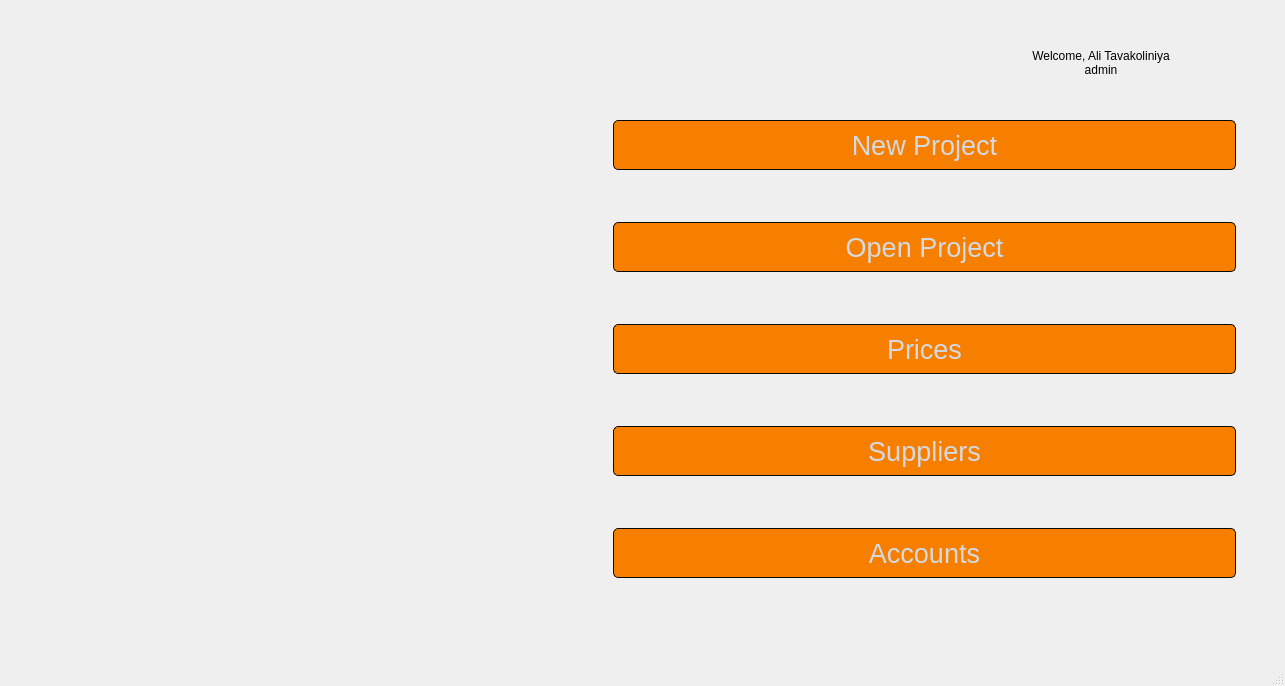
Qt form ui/main.ui (AliTavakoliNiya/GriinPower) before a commit.
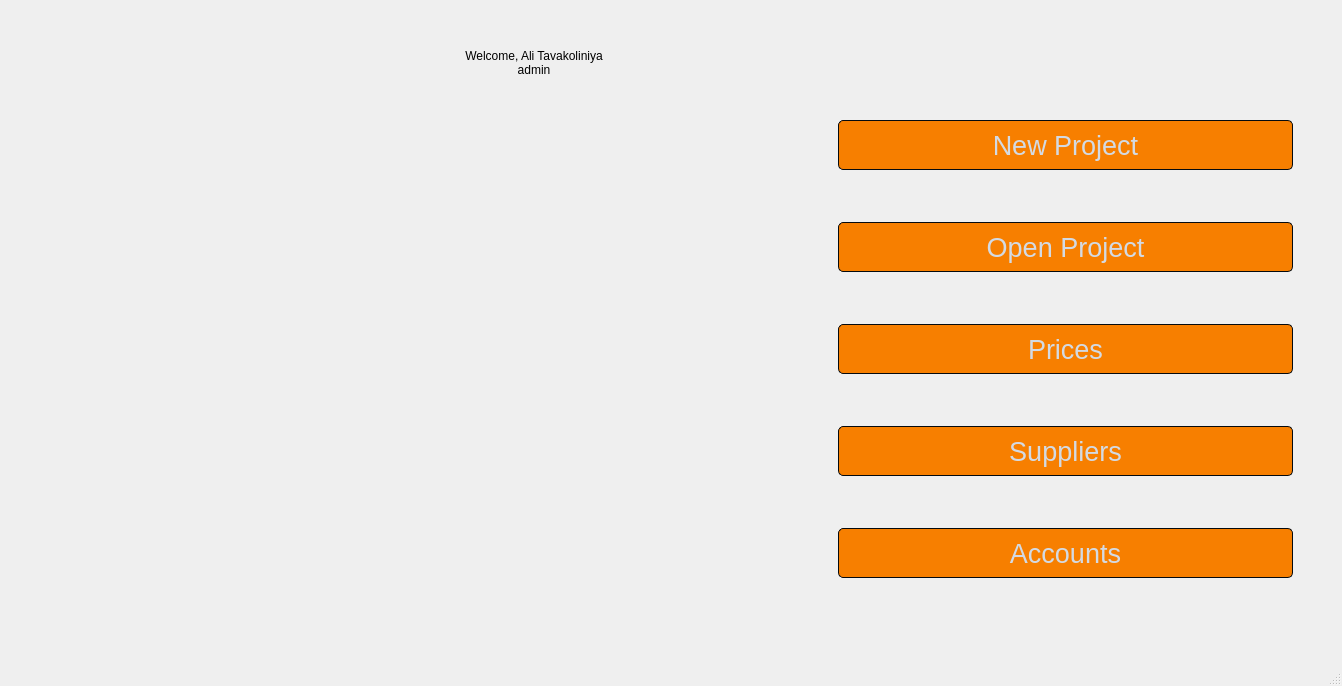
The same form after that commit. Icons and pictures are not drawn.

The edit to the form file:
```diff
--- a/ui/main.ui
+++ b/ui/main.ui
@@ -6,7 +6,7 @@
    <rect>
     <x>0</x>
     <y>0</y>
-    <width>1285</width>
+    <width>1342</width>
     <height>686</height>
    </rect>
   </property>
@@ -18,8 +18,58 @@
   </property>
   <widget class="QWidget" name="centralwidget">
    <layout class="QGridLayout" name="gridLayout">
-    <item row="5" column="3">
-     <spacer name="verticalSpacer_3">
+    <item row="10" column="3" colspan="2">
+     <widget class="QPushButton" name="supplier_btn">
+      <property name="minimumSize">
+       <size>
+        <width>0</width>
+        <height>50</height>
+       </size>
+      </property>
+      <property name="styleSheet">
+       <string notr="true">QPushButton {
+	font-size: 20pt;
+	font-family: &quot;Segoe UI&quot;;
+	border-style: solid;
+	border-color: #050a0e;
+	border-width: 1px;
+	border-radius: 5px;
+	color: #d3dae3;
+	padding: 2px;
+	background-color: #F77F00;
+}
+
+QPushButton:hover {
+	font-size: 20pt;
+	font-family: &quot;Segoe UI&quot;;
+	border-style: solid;
+	border-color: #050a0e;
+	border-width: 1px;
+	border-radius: 5px;
+	color: #d3dae3;
+	padding: 2px;
+	background-color: #1c1f1f;
+}
+QPushButton:pressed {
+	font-size: 20pt;
+	font-family: &quot;Segoe UI&quot;;
+	border-style: solid;
+	border-color: #050a0e;
+	border-width: 1px;
+	border-radius: 5px;
+	color: #d3dae3;
+	padding: 2px;
+	background-color: #2c2f2f;
+}
+</string>
+      </property>
+      <property name="text">
+       <string>Suppliers</string>
+      </property>
+     </widget>
+    </item>
+    <item row="9" column="4">
+     <spacer name="verticalSpacer_8">
       <property name="orientation">
        <enum>Qt::Vertical</enum>
       </property>
@@ -34,7 +84,7 @@
       </property>
      </spacer>
     </item>
-    <item row="8" column="2" colspan="2">
+    <item row="8" column="3" colspan="2">
      <widget class="QPushButton" name="data_entry_btn">
       <property name="minimumSize">
        <size>
@@ -84,7 +134,103 @@
       </property>
      </widget>
     </item>
-    <item row="3" column="3">
+    <item row="2" column="4">
+     <widget class="QLabel" name="label_2">
+      <property name="maximumSize">
+       <size>
+        <width>60</width>
+        <height>60</height>
+       </size>
+      </property>
+      <property name="text">
+       <string/>
+      </property>
+      <property name="pixmap">
+       <pixmap>../assets/user.png</pixmap>
+      </property>
+      <property name="scaledContents">
+       <bool>true</bool>
+      </property>
+     </widget>
+    </item>
+    <item row="5" column="4">
+     <spacer name="verticalSpacer_3">
+      <property name="orientation">
+       <enum>Qt::Vertical</enum>
+      </property>
+      <property name="sizeType">
+       <enum>QSizePolicy::Minimum</enum>
+      </property>
+      <property name="sizeHint" stdset="0">
+       <size>
+        <width>20</width>
+        <height>40</height>
+       </size>
+      </property>
+     </spacer>
+    </item>
+    <item row="13" column="4">
+     <spacer name="verticalSpacer_2">
+      <property name="orientation">
+       <enum>Qt::Vertical</enum>
+      </property>
+      <property name="sizeHint" stdset="0">
+       <size>
+        <width>20</width>
+        <height>40</height>
+       </size>
+      </property>
+     </spacer>
+    </item>
+    <item row="2" column="5">
+     <spacer name="horizontalSpacer">
+      <property name="orientation">
+       <enum>Qt::Horizontal</enum>
+      </property>
+      <property name="sizeType">
+       <enum>QSizePolicy::Minimum</enum>
+      </property>
+      <property name="sizeHint" stdset="0">
+       <size>
+        <width>40</width>
+        <height>20</height>
+       </size>
+      </property>
+     </spacer>
+    </item>
+    <item row="11" column="4">
+     <spacer name="verticalSpacer_5">
+      <property name="orientation">
+       <enum>Qt::Vertical</enum>
+      </property>
+      <property name="sizeType">
+       <enum>QSizePolicy::Minimum</enum>
+      </property>
+      <property name="sizeHint" stdset="0">
+       <size>
+        <width>20</width>
+        <height>40</height>
+       </size>
+      </property>
+     </spacer>
+    </item>
+    <item row="14" column="4">
+     <spacer name="verticalSpacer_7">
+      <property name="orientation">
+       <enum>Qt::Vertical</enum>
+      </property>
+      <property name="sizeType">
+       <enum>QSizePolicy::Minimum</enum>
+      </property>
+      <property name="sizeHint" stdset="0">
+       <size>
+        <width>20</width>
+        <height>40</height>
+       </size>
+      </property>
+     </spacer>
+    </item>
+    <item row="3" column="4">
      <spacer name="verticalSpacer">
       <property name="orientation">
        <enum>Qt::Vertical</enum>
@@ -113,11 +259,11 @@
       </property>
      </spacer>
     </item>
-    <item row="4" column="2" colspan="2">
+    <item row="4" column="3" colspan="2">
      <widget class="QPushButton" name="new_project_btn">
       <property name="minimumSize">
        <size>
-        <width>0</width>
+        <width>200</width>
         <height>50</height>
        </size>
       </property>
@@ -163,39 +309,53 @@
       </property>
      </widget>
     </item>
-    <item row="2" column="2" alignment="Qt::AlignRight">
-     <widget class="QLabel" name="user_details_field">
-      <property name="maximumSize">
+    <item row="12" column="3" colspan="2">
+     <widget class="QPushButton" name="account_btn">
+      <property name="minimumSize">
        <size>
-        <width>150</width>
-        <height>16777215</height>
+        <width>0</width>
+        <height>50</height>
        </size>
       </property>
-      <property name="text">
-       <string>Welcome, Ali Tavakoliniya
-admin</string>
+      <property name="styleSheet">
+       <string notr="true">QPushButton {
+	font-size: 20pt;
+	font-family: &quot;Segoe UI&quot;;
+	border-style: solid;
+	border-color: #050a0e;
+	border-width: 1px;
+	border-radius: 5px;
+	color: #d3dae3;
+	padding: 2px;
+	background-color: #F77F00;
+}
+
+QPushButton:hover {
+	font-size: 20pt;
+	font-family: &quot;Segoe UI&quot;;
+	border-style: solid;
+	border-color: #050a0e;
+	border-width: 1px;
+	border-radius: 5px;
+	color: #d3dae3;
+	padding: 2px;
+	background-color: #1c1f1f;
+}
+QPushButton:pressed {
+	font-size: 20pt;
+	font-family: &quot;Segoe UI&quot;;
+	border-style: solid;
+	border-color: #050a0e;
+	border-width: 1px;
+	border-radius: 5px;
+	color: #d3dae3;
+	padding: 2px;
+	background-color: #2c2f2f;
+}
+</string>
       </property>
-      <property name="alignment">
-       <set>Qt::AlignCenter</set>
-      </property>
-     </widget>
-    </item>
-    <item row="2" column="3">
-     <widget class="QLabel" name="label_2">
-      <property name="maximumSize">
-       <size>
-        <width>60</width>
-        <height>60</height>
-       </size>
-      </property>
       <property name="text">
-       <string/>
-      </property>
-      <property name="pixmap">
-       <pixmap>../assets/user.png</pixmap>
-      </property>
-      <property name="scaledContents">
-       <bool>true</bool>
+       <string>Accounts</string>
       </property>
      </widget>
     </item>
@@ -221,184 +381,7 @@
       </property>
      </widget>
     </item>
-    <item row="12" column="2" colspan="2">
-     <widget class="QPushButton" name="account_btn">
-      <property name="minimumSize">
-       <size>
-        <width>0</width>
-        <height>50</height>
-       </size>
-      </property>
-      <property name="styleSheet">
-       <string notr="true">QPushButton {
-	font-size: 20pt;
-	font-family: &quot;Segoe UI&quot;;
-	border-style: solid;
-	border-color: #050a0e;
-	border-width: 1px;
-	border-radius: 5px;
-	color: #d3dae3;
-	padding: 2px;
-	background-color: #F77F00;
-}
-
-QPushButton:hover {
-	font-size: 20pt;
-	font-family: &quot;Segoe UI&quot;;
-	border-style: solid;
-	border-color: #050a0e;
-	border-width: 1px;
-	border-radius: 5px;
-	color: #d3dae3;
-	padding: 2px;
-	background-color: #1c1f1f;
-}
-QPushButton:pressed {
-	font-size: 20pt;
-	font-family: &quot;Segoe UI&quot;;
-	border-style: solid;
-	border-color: #050a0e;
-	border-width: 1px;
-	border-radius: 5px;
-	color: #d3dae3;
-	padding: 2px;
-	background-color: #2c2f2f;
-}
-</string>
-      </property>
-      <property name="text">
-       <string>Accounts</string>
-      </property>
-     </widget>
-    </item>
-    <item row="10" column="2" colspan="2">
-     <widget class="QPushButton" name="supplier_btn">
-      <property name="minimumSize">
-       <size>
-        <width>0</width>
-        <height>50</height>
-       </size>
-      </property>
-      <property name="styleSheet">
-       <string notr="true">QPushButton {
-	font-size: 20pt;
-	font-family: &quot;Segoe UI&quot;;
-	border-style: solid;
-	border-color: #050a0e;
-	border-width: 1px;
-	border-radius: 5px;
-	color: #d3dae3;
-	padding: 2px;
-	background-color: #F77F00;
-}
-
-QPushButton:hover {
-	font-size: 20pt;
-	font-family: &quot;Segoe UI&quot;;
-	border-style: solid;
-	border-color: #050a0e;
-	border-width: 1px;
-	border-radius: 5px;
-	color: #d3dae3;
-	padding: 2px;
-	background-color: #1c1f1f;
-}
-QPushButton:pressed {
-	font-size: 20pt;
-	font-family: &quot;Segoe UI&quot;;
-	border-style: solid;
-	border-color: #050a0e;
-	border-width: 1px;
-	border-radius: 5px;
-	color: #d3dae3;
-	padding: 2px;
-	background-color: #2c2f2f;
-}
-</string>
-      </property>
-      <property name="text">
-       <string>Suppliers</string>
-      </property>
-     </widget>
-    </item>
-    <item row="14" column="3">
-     <spacer name="verticalSpacer_7">
-      <property name="orientation">
-       <enum>Qt::Vertical</enum>
-      </property>
-      <property name="sizeType">
-       <enum>QSizePolicy::Minimum</enum>
-      </property>
-      <property name="sizeHint" stdset="0">
-       <size>
-        <width>20</width>
-        <height>40</height>
-       </size>
-      </property>
-     </spacer>
-    </item>
-    <item row="1" column="2">
-     <spacer name="verticalSpacer_6">
-      <property name="orientation">
-       <enum>Qt::Vertical</enum>
-      </property>
-      <property name="sizeType">
-       <enum>QSizePolicy::Minimum</enum>
-      </property>
-      <property name="sizeHint" stdset="0">
-       <size>
-        <width>20</width>
-        <height>40</height>
-       </size>
-      </property>
-     </spacer>
-    </item>
-    <item row="7" column="3">
-     <spacer name="verticalSpacer_4">
-      <property name="orientation">
-       <enum>Qt::Vertical</enum>
-      </property>
-      <property name="sizeType">
-       <enum>QSizePolicy::Minimum</enum>
-      </property>
-      <property name="sizeHint" stdset="0">
-       <size>
-        <width>20</width>
-        <height>40</height>
-       </size>
-      </property>
-     </spacer>
-    </item>
-    <item row="11" column="3">
-     <spacer name="verticalSpacer_5">
-      <property name="orientation">
-       <enum>Qt::Vertical</enum>
-      </property>
-      <property name="sizeType">
-       <enum>QSizePolicy::Minimum</enum>
-      </property>
-      <property name="sizeHint" stdset="0">
-       <size>
-        <width>20</width>
-        <height>40</height>
-       </size>
-      </property>
-     </spacer>
-    </item>
-    <item row="13" column="3">
-     <spacer name="verticalSpacer_2">
-      <property name="orientation">
-       <enum>Qt::Vertical</enum>
-      </property>
-      <property name="sizeHint" stdset="0">
-       <size>
-        <width>20</width>
-        <height>40</height>
-       </size>
-      </property>
-     </spacer>
-    </item>
-    <item row="6" column="2" colspan="2">
+    <item row="6" column="3" colspan="2">
      <widget class="QPushButton" name="open_project_btn">
       <property name="minimumSize">
        <size>
@@ -448,8 +431,40 @@
       </property>
      </widget>
     </item>
-    <item row="2" column="4">
-     <spacer name="horizontalSpacer">
+    <item row="1" column="3">
+     <spacer name="verticalSpacer_6">
+      <property name="orientation">
+       <enum>Qt::Vertical</enum>
+      </property>
+      <property name="sizeType">
+       <enum>QSizePolicy::Minimum</enum>
+      </property>
+      <property name="sizeHint" stdset="0">
+       <size>
+        <width>20</width>
+        <height>40</height>
+       </size>
+      </property>
+     </spacer>
+    </item>
+    <item row="7" column="4">
+     <spacer name="verticalSpacer_4">
+      <property name="orientation">
+       <enum>Qt::Vertical</enum>
+      </property>
+      <property name="sizeType">
+       <enum>QSizePolicy::Minimum</enum>
+      </property>
+      <property name="sizeHint" stdset="0">
+       <size>
+        <width>20</width>
+        <height>40</height>
+       </size>
+      </property>
+     </spacer>
+    </item>
+    <item row="4" column="2">
+     <spacer name="horizontalSpacer_3">
       <property name="orientation">
        <enum>Qt::Horizontal</enum>
       </property>
@@ -464,21 +479,28 @@
       </property>
      </spacer>
     </item>
-    <item row="9" column="3">
-     <spacer name="verticalSpacer_8">
-      <property name="orientation">
-       <enum>Qt::Vertical</enum>
+    <item row="2" column="2" colspan="2">
+     <widget class="QLabel" name="user_details_field">
+      <property name="minimumSize">
+       <size>
+        <width>180</width>
+        <height>0</height>
+       </size>
       </property>
-      <property name="sizeType">
-       <enum>QSizePolicy::Minimum</enum>
-      </property>
-      <property name="sizeHint" stdset="0">
+      <property name="maximumSize">
        <size>
-        <width>20</width>
-        <height>40</height>
+        <width>150</width>
+        <height>16777215</height>
        </size>
       </property>
-     </spacer>
+      <property name="text">
+       <string>Welcome, Ali Tavakoliniya
+admin</string>
+      </property>
+      <property name="alignment">
+       <set>Qt::AlignCenter</set>
+      </property>
+     </widget>
     </item>
    </layout>
   </widget>
```
